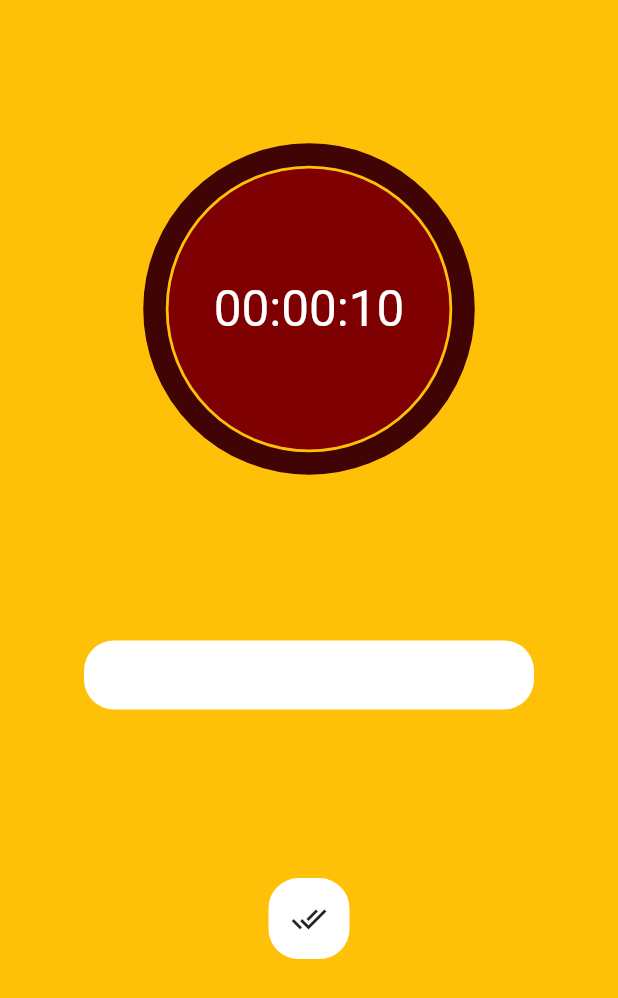
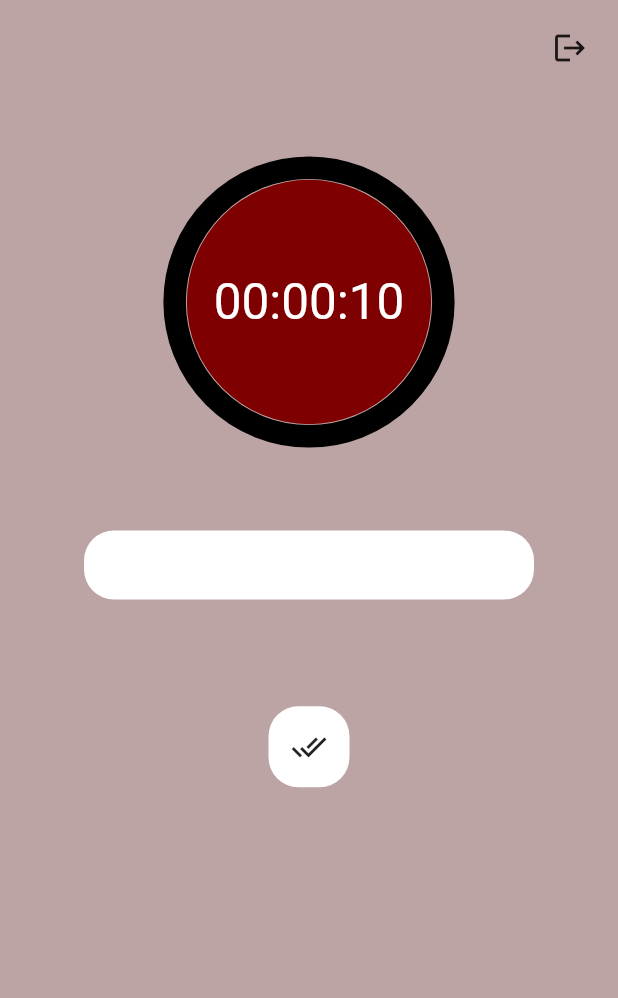
Before and after one commit to EmrSyhn/FallUygulamasi, a Flutter app: the MyFirstPage screen opened directly, on a phone screen of 412 x 824 dp. Shown: the top 998 px of the screen. Run offline on Flutter 3.47's test engine with Material 2 defaults, Android fonts, the light colour scheme and no system bars; drawn by our look-alikes of circular_countdown_timer; our stand-ins replace cloud_firestore, firebase_auth, firebase_core, shared_preferences; accounts and stored records are empty; statements that could not run were skipped.

Commit message:
sayfa yolları değiştirildi

```diff
--- /dev/null
+++ b/lib/views/home_page/homepage.dart
@@ -0,0 +1,117 @@
+import 'package:circular_countdown_timer/circular_countdown_timer.dart';
+import 'package:fall_app_remaster/views/register_page/register_page.dart';
+import 'package:fall_app_remaster/viewsmodel/circular_countdown.dart';
+import 'package:firebase_auth/firebase_auth.dart';
+import 'package:flutter/material.dart';
+import '../../models/funciton.dart';
+import '../../viewsmodel/widgets.dart';
+import '../register_page/login_page.dart';
+
+class MyFirstPage extends StatefulWidget {
+  const MyFirstPage({Key? key}) : super(key: key);
+
+  @override
+  State<MyFirstPage> createState() => _MyFirstPageState();
+}
+
+TumFonksiyonlar tumFunx = TumFonksiyonlar();
+
+class _MyFirstPageState extends State<MyFirstPage> {
+  final CountDownController controller = CountDownController();
+  int sayaczaman = 10;
+  String _sayacFal = '';
+  String _kllncAdi = '';
+
+  @override
+  Widget build(BuildContext context) {
+    return Scaffold(
+      backgroundColor: const Color.fromARGB(255, 189, 164, 164),
+      body: SafeArea(
+        child: Center(
+          child: Column(
+            children: [
+              Padding(
+                padding: const EdgeInsets.all(8.0),
+                child: Row(
+                  mainAxisAlignment: MainAxisAlignment.spaceBetween,
+                  children: [
+                    Text(
+                      _kllncAdi,
+                      style: const TextStyle(
+                          fontWeight: FontWeight.bold, fontSize: 20),
+                    ),
+                    IkonButon(
+                      press: () async {
+                        // tumFunx.cikisYap();
+                        await FirebaseAuth.instance.signOut();
+                        Navigator.pushReplacement(
+                          context,
+                          MaterialPageRoute(
+                            builder: (context) => const RegisterPage(),
+                          ),
+                        );
+                      },
+                      ikoncuk: const Icon((Icons.logout)),
+                    ),
+                  ],
+                ),
+              ),
+              CountDownCircular(
+                sayaczaman: 10,
+                degisenZaman: 0,
+                kontrolcu: controller,
+              ),
+              TextFal(
+                yazi: _sayacFal,
+                genislik: 300,
+              ),
+              SizedBox(
+                height: MediaQuery.of(context).size.height / 20,
+              ),
+              ButonFal(
+                tiklama: () async {
+                  // 1-> FireBse bağlantısı
+                  String contentFal = await tumFunx.fireBaseBaglanti() ?? '';
+                  String veriKlncAdi = await tumFunx.fireBaseKllnc() ?? '';
+                  // 2-> Kalan zaman hesaplama
+                  var zamanlar = tumFunx.sayacZamanHesapla();
+                  sayaczaman = zamanlar[2];
+                  _sayacFal = contentFal;
+                  _kllncAdi = veriKlncAdi;
+                  debugPrint('Slm cnm $veriKlncAdi');
+
+                  // 3-> gerekli işlemler start restart gibi
+                  controller.start();
+
+                  // 4-> bilgileri localde kaydet
+
+                  await tumFunx.localSaveUserData(
+                      start: zamanlar[0],
+                      end: zamanlar[1],
+                      content: contentFal);
+                  debugPrint("sadasdsdas");
+                  setState(() {});
+                },
+              ),
+            ],
+          ),
+        ),
+      ),
+    );
+  }
+}
+
+PreferredSizeWidget myAppBar() {
+  return PreferredSize(
+    preferredSize: const Size(double.infinity, 100),
+    child: Container(
+      height: 100,
+      color: const Color.fromARGB(0, 173, 164, 164),
+      width: double.infinity,
+      child: IconButton(
+        onPressed: () {},
+        icon: const Icon(Icons.logout_outlined),
+      ),
+    ),
+  );
+}
--- a/lib/views/homepage.dart
+++ /dev/null
@@ -1,69 +0,0 @@
-import 'package:circular_countdown_timer/circular_countdown_timer.dart';
-import 'package:fall_app_remaster/views/comp/circular_countdown.dart';
-import 'package:flutter/material.dart';
-
-import '../funciton.dart';
-import 'comp/widgets.dart';
-
-class MyFirstPage extends StatefulWidget {
-  const MyFirstPage({Key? key}) : super(key: key);
-
-  @override
-  State<MyFirstPage> createState() => _MyFirstPageState();
-}
-
-class _MyFirstPageState extends State<MyFirstPage> {
-  TumFonksiyonlar tumFunx = TumFonksiyonlar();
-
-  final CountDownController controller = CountDownController();
-  int sayaczaman = 0;
-  String _sayacFal = '';
-
-  @override
-  Widget build(BuildContext context) {
-    return Scaffold(
-      backgroundColor: Colors.amber,
-      body: SafeArea(
-        child: Center(
-          child: Column(
-            children: [
-              CountDownCircular(
-                sayaczaman: 10,
-                degisenZaman: 0,
-                kontrolcu: controller,
-              ),
-              TextFal(
-                yazi: _sayacFal,
-              ),
-              SizedBox(
-                height: MediaQuery.of(context).size.height / 10,
-              ),
-              ButonFal(
-                tiklama: () async {
-                  // 1-> FireBse bağlantısı
-                  String contentFal = await tumFunx.fireBaseBaglanti() ?? '';
-
-                  // 2-> Kalan zaman hesaplama
-                  var zamanlar = tumFunx.sayacZamanHesapla();
-                  sayaczaman = zamanlar[2];
-                  _sayacFal = contentFal;
-
-                  // 3-> gerekli işlemler start restart gibi
-                  controller.start();
-                  // 4-> bilgileri localde kaydet
-
-                  await tumFunx.localSaveUserData(
-                      start: zamanlar[0],
-                      end: zamanlar[1],
-                      content: contentFal);
-                  debugPrint("sadasdsdas");
-                  setState(() {});
-                },
-              ),
-            ],
-          ),
-        ),
-      ),
-    );
-  }
-}
--- a/lib/views/comp/circular_countdown.dart
+++ b/lib/viewsmodel/circular_countdown.dart
@@ -18,9 +18,9 @@ class CountDownCircular extends StatelessWidget {
       duration: sayaczaman,
       initialDuration: degisenZaman,
       controller: kontrolcu,
-      width: MediaQuery.of(context).size.width / 2,
-      height: MediaQuery.of(context).size.height / 2,
-      ringColor: const Color.fromARGB(255, 65, 4, 4),
+      width: MediaQuery.of(context).size.width / 2.3,
+      height: MediaQuery.of(context).size.height / 3,
+      ringColor: const Color.fromARGB(255, 0, 0, 0),
       ringGradient: null,
       fillColor: const Color.fromARGB(255, 249, 249, 249),
       fillGradient: null,
--- a/lib/views/comp/widgets.dart
+++ b/lib/viewsmodel/widgets.dart
@@ -27,10 +27,11 @@ class ButonFal extends StatelessWidget {
 class TextFal extends StatelessWidget {
   const TextFal({
     required this.yazi,
+    required this.genislik,
     Key? key,
   }) : super(key: key);
   final String yazi;
-
+  final double genislik;
   @override
   Widget build(BuildContext context) {
     return Container(
@@ -40,7 +41,7 @@ class TextFal extends StatelessWidget {
         color: Colors.white,
         borderRadius: BorderRadius.circular(20.0),
       ),
-      width: 300,
+      width: genislik,
       child: Text(
         yazi,
         style: const TextStyle(fontWeight: FontWeight.bold),
@@ -48,3 +49,20 @@ class TextFal extends StatelessWidget {
     );
   }
 }
+
+class IkonButon extends StatelessWidget {
+  const IkonButon({
+    required this.press,
+    required this.ikoncuk,
+    Key? key,
+  }) : super(key: key);
+  final VoidCallback press;
+  final Widget ikoncuk;
+  @override
+  Widget build(BuildContext context) {
+    return IconButton(
+      icon: ikoncuk,
+      onPressed: () {},
+    );
+  }
+}
```
Also changed, not shown: lib/models/funciton.dart (renamed from lib/funciton.dart, +16 -1 lines).
